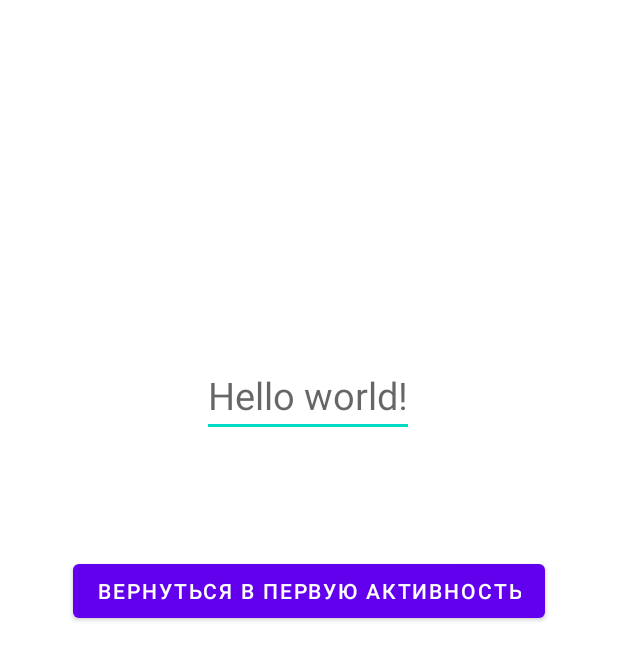
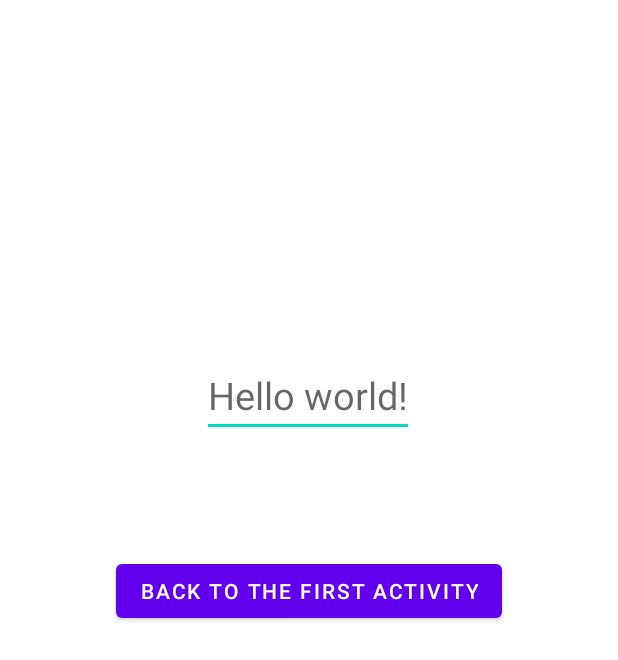
Before and after one commit to nibelung-dt/Tarasov_Lesson2, an Android app: the layout activity_second.xml on its own in the app's theme, with its tools: preview values and no code run, on a phone screen of 412 x 824 dp. Shown: the top 660 px of the screen. Run offline under Robolectric (Android 15) with nearby library versions, the phone set to English and light mode, and no system bars.

Commit message:
created second activity
Created second activity and worked with result API

```diff
--- a/app/src/main/res/layout/activity_second.xml
+++ b/app/src/main/res/layout/activity_second.xml
@@ -7,10 +7,10 @@
     tools:context=".SecondActivity">
 
     <Button
-        android:id="@+id/button3"
+        android:id="@+id/backToFirstActivity"
         android:layout_width="wrap_content"
         android:layout_height="wrap_content"
-        android:text="Вернуться в первую активность"
+        android:text="@string/backToFirstActivity"
         app:layout_constraintBottom_toBottomOf="parent"
         app:layout_constraintEnd_toEndOf="parent"
         app:layout_constraintStart_toStartOf="parent"
@@ -22,7 +22,8 @@
         android:layout_width="wrap_content"
         android:layout_height="wrap_content"
         android:textSize="25sp"
-        android:hint="Hello world!"
+        android:hint="@string/editView"
+        android:freezesText="true"
         app:layout_constraintBottom_toBottomOf="parent"
         app:layout_constraintEnd_toEndOf="parent"
         app:layout_constraintHorizontal_bias="0.498"
--- a/app/src/main/res/values/strings.xml
+++ b/app/src/main/res/values/strings.xml
@@ -1,3 +1,11 @@
 <resources>
+
     <string name="app_name">Tarasov_Lesson2</string>
+
+    <string name="goTo">Go to second activity</string>s
+    <string name="changeLanguage">Change to russian</string>
+    <string name="hello">Hello world!</string>
+    <string name="editView">Hello world!</string>
+    <string name="backToFirstActivity">Back to the first activity</string>
+
 </resources>
```
Also changed, not shown: app/build.gradle (+5 -2 lines), app/src/main/java/com/tarasov_denis/tarasov_lesson2/CustomContract.kt (added, +31 -0 lines), app/src/main/java/com/tarasov_denis/tarasov_lesson2/MainActivity.kt (+21 -5 lines), app/src/main/java/com/tarasov_denis/tarasov_lesson2/SecondActivity.kt (+36 -4 lines), app/src/main/res/layout/activity_main.xml (+3 -14 lines), 1 other file.
